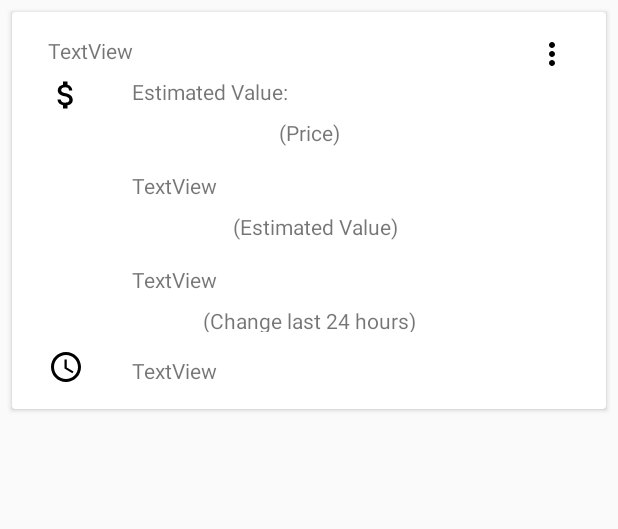
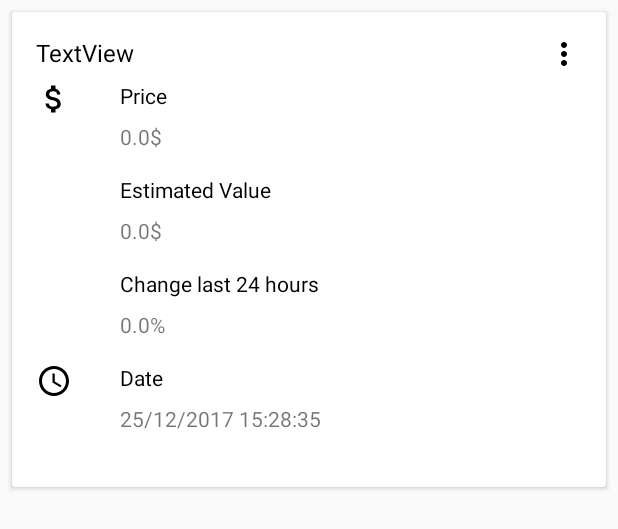
Before and after one commit to sincdor/CoinChecker, an Android app: the layout card_main_activity.xml on its own in the app's theme, with its tools: preview values and no code run, on a phone screen of 412 x 824 dp. Shown: the top 529 px of the screen. Run offline under Robolectric (Android 15) with nearby library versions, the phone set to English and light mode, and no system bars.

Commit message:
Design improvements

```diff
--- a/app/src/main/java/virtual_coin_checker/sincdor/coinchecker/MainActivity.java
+++ b/app/src/main/java/virtual_coin_checker/sincdor/coinchecker/MainActivity.java
@@ -58,6 +58,8 @@ public class MainActivity extends AppCompatActivity {
 
     Map<String, Double> coins;
 
+    Toolbar toolbar;
+    Double estimatedValue = 0.0;
 
     @Override
     protected void onCreate(Bundle savedInstanceState) {
@@ -76,7 +78,7 @@ public class MainActivity extends AppCompatActivity {
 
         dataSet = new ArrayList<>();
 
-        Toolbar toolbar = findViewById(R.id.toolbar_ALU);
+        toolbar = findViewById(R.id.toolbar_ALU);
         toolbar.setTitleTextColor(getResources().getColor(R.color.colorWhite));
         setSupportActionBar(toolbar);
 
@@ -188,6 +190,10 @@ public class MainActivity extends AppCompatActivity {
                                         Log.d(TAG, "onResponse: Coin:" + t.getId() + " price:" + t.getPrice_usd());
                                         t.setUnits_total(value);
                                         dataSet.add(t);
+
+                                        estimatedValue = estimatedValue + (t.getUnits_total() * Float.valueOf(t.getPrice_usd()));
+                                        toolbar.setTitle("Total Estimated: " + estimatedValue.intValue()+"$");
+
                                         if (adapter != null)
                                             adapter.notifyDataSetChanged();
                                     }
--- a/app/src/main/java/virtual_coin_checker/sincdor/coinchecker/adapters/MainActivityAdapter.java
+++ b/app/src/main/java/virtual_coin_checker/sincdor/coinchecker/adapters/MainActivityAdapter.java
@@ -89,17 +89,17 @@ public class MainActivityAdapter extends RecyclerView.Adapter<MainActivityAdapte
         holder.tvDate.setText(Utils.getDateTime());
         if(changeType.equals(Utils.ONE_HOUR_CHANGE)) {
             holder.tvChange24_hours.setText(dataSet.get(position).getPercent_change_1h() + "%");
-            holder.tvChangeFinal.setText("(Change in last hour)");
+            holder.tvChangeFinal.setText("Change in last hour");
         }else if(changeType.equals(Utils.TWENTY_FOUR_HOURS_CHANGE)) {
             holder.tvChange24_hours.setText(dataSet.get(position).getPercent_change_24h()+"%");
-            holder.tvChangeFinal.setText("(Change last 24 hours)");
+            holder.tvChangeFinal.setText("Change last 24 hours");
         }else if(changeType.equals(Utils.SEVEN_DAYS_CHANGE)) {
             holder.tvChange24_hours.setText(dataSet.get(position).getPercent_change_7d()+"%");
-            holder.tvChangeFinal.setText("(Change in last seven days)");
+            holder.tvChangeFinal.setText("Change in last seven days");
         }
         if(dataSet.get(position).getUnits_total() > 0){
             Double estimatedValue = dataSet.get(position).getUnits_total() * Double.valueOf(dataSet.get(position).getPrice_usd());
-            holder.estimatedValue.setText(estimatedValue.toString()+"$");
+            holder.estimatedValue.setText(estimatedValue.intValue()+"$");
         }else{
             holder.estimatedValue.setText("0.0");
         }
--- a/app/src/main/res/layout/card_main_activity.xml
+++ b/app/src/main/res/layout/card_main_activity.xml
@@ -17,14 +17,12 @@
 
             <android.support.constraint.ConstraintLayout
                 android:id="@+id/constraintLayout"
-                android:layout_width="match_parent"
+                android:layout_width="0dp"
                 android:layout_height="wrap_content"
                 android:layout_marginBottom="8dp"
-                android:layout_marginEnd="72dp"
-                android:layout_marginStart="8dp"
                 android:layout_marginTop="8dp"
                 app:layout_constraintBottom_toBottomOf="parent"
-                app:layout_constraintEnd_toEndOf="parent"
+                app:layout_constraintEnd_toStartOf="@+id/constraintLayout2"
                 app:layout_constraintStart_toStartOf="parent"
                 app:layout_constraintTop_toTopOf="parent">
 
@@ -36,6 +34,8 @@
                     android:layout_marginStart="16dp"
                     android:layout_marginTop="8dp"
                     android:text="TextView"
+                    android:textColor="@android:color/background_dark"
+                    android:textSize="16sp"
                     app:layout_constraintEnd_toEndOf="parent"
                     app:layout_constraintStart_toStartOf="parent"
                     app:layout_constraintTop_toTopOf="parent" />
@@ -45,25 +45,31 @@
                     android:layout_width="0dp"
                     android:layout_height="wrap_content"
                     android:layout_marginBottom="8dp"
-                    android:layout_marginEnd="16dp"
+                    android:layout_marginEnd="8dp"
                     android:layout_marginStart="72dp"
-                    android:layout_marginTop="16dp"
-                    android:text="TextView"
+                    android:layout_marginTop="8dp"
+                    android:paddingBottom="20dp"
+                    android:text="25/12/2017 15:28:35"
+                    android:textSize="14sp"
                     app:layout_constraintBottom_toBottomOf="parent"
                     app:layout_constraintEnd_toEndOf="parent"
                     app:layout_constraintHorizontal_bias="0.281"
                     app:layout_constraintStart_toStartOf="parent"
-                    app:layout_constraintTop_toBottomOf="@+id/id_card_main_activity_change_24_final" />
+                    app:layout_constraintTop_toBottomOf="@+id/textView"
+                    app:layout_constraintVertical_bias="0.0" />
 
                 <TextView
                     android:id="@+id/id_card_main_activity_change"
                     android:layout_width="0dp"
                     android:layout_height="wrap_content"
+                    android:layout_marginEnd="8dp"
                     android:layout_marginStart="72dp"
-                    android:layout_marginTop="16dp"
-                    android:text="TextView"
+                    android:layout_marginTop="8dp"
+                    android:text="0.0%"
+                    android:textSize="14sp"
+                    app:layout_constraintEnd_toEndOf="parent"
                     app:layout_constraintStart_toStartOf="parent"
-                    app:layout_constraintTop_toBottomOf="@+id/textView3" />
+                    app:layout_constraintTop_toBottomOf="@+id/id_card_main_activity_change_24_final" />
 
                 <TextView
                     android:id="@+id/id_card_main_activity_price"
@@ -72,10 +78,11 @@
                     android:layout_marginEnd="8dp"
                     android:layout_marginStart="72dp"
                     android:layout_marginTop="8dp"
-                    android:text="Estimated Value:"
+                    android:text="0.0$"
+                    android:textSize="14sp"
                     app:layout_constraintEnd_toEndOf="parent"
                     app:layout_constraintStart_toStartOf="parent"
-                    app:layout_constraintTop_toBottomOf="@+id/id_card_main_activity_name" />
+                    app:layout_constraintTop_toBottomOf="@+id/id_card_main_activity_price2" />
 
                 <TextView
                     android:id="@+id/id_card_main_activity_estimated_price"
@@ -83,23 +90,26 @@
                     android:layout_height="wrap_content"
                     android:layout_marginEnd="8dp"
                     android:layout_marginStart="72dp"
-                    android:layout_marginTop="16dp"
-                    android:text="TextView"
+                    android:layout_marginTop="8dp"
+                    android:text="0.0$"
+                    android:textSize="14sp"
                     app:layout_constraintEnd_toEndOf="parent"
                     app:layout_constraintStart_toStartOf="parent"
-                    app:layout_constraintTop_toBottomOf="@+id/id_card_main_activity_price2" />
+                    app:layout_constraintTop_toBottomOf="@+id/textView3" />
 
                 <TextView
                     android:id="@+id/id_card_main_activity_price2"
-                    android:layout_width="wrap_content"
+                    android:layout_width="0dp"
                     android:layout_height="wrap_content"
                     android:layout_marginEnd="8dp"
                     android:layout_marginStart="72dp"
                     android:layout_marginTop="8dp"
-                    android:text="(Price)"
+                    android:text="Price"
+                    android:textColor="@android:color/background_dark"
+                    android:textSize="14sp"
                     app:layout_constraintEnd_toEndOf="parent"
                     app:layout_constraintStart_toStartOf="parent"
-                    app:layout_constraintTop_toBottomOf="@+id/id_card_main_activity_price" />
+                    app:layout_constraintTop_toBottomOf="@+id/id_card_main_activity_name" />
 
                 <ImageView
                     android:id="@+id/imageView"
@@ -108,6 +118,7 @@
                     android:layout_marginEnd="8dp"
                     android:layout_marginStart="16dp"
                     android:layout_marginTop="8dp"
+                    android:textSize="16sp"
                     app:layout_constraintEnd_toEndOf="parent"
                     app:layout_constraintHorizontal_bias="0.0"
                     app:layout_constraintStart_toStartOf="parent"
@@ -118,45 +129,63 @@
                     android:id="@+id/imageView2"
                     android:layout_width="wrap_content"
                     android:layout_height="wrap_content"
-                    android:layout_marginBottom="8dp"
                     android:layout_marginEnd="8dp"
                     android:layout_marginStart="16dp"
-                    app:layout_constraintBottom_toBottomOf="parent"
                     app:layout_constraintEnd_toEndOf="parent"
                     app:layout_constraintHorizontal_bias="0.0"
                     app:layout_constraintStart_toStartOf="parent"
+                    app:layout_constraintTop_toTopOf="@+id/textView"
                     app:srcCompat="@drawable/ic_access_time" />
 
                 <TextView
                     android:id="@+id/id_card_main_activity_change_24_final"
-                    android:layout_width="wrap_content"
-                    android:layout_height="17dp"
+                    android:layout_width="0dp"
+                    android:layout_height="wrap_content"
                     android:layout_marginEnd="8dp"
                     android:layout_marginStart="72dp"
-                    android:layout_marginTop="8dp"
-                    android:text="(Change last 24 hours)"
-                    app:layout_constraintEnd_toEndOf="parent"
-                    app:layout_constraintStart_toStartOf="parent"
-                    app:layout_constraintTop_toBottomOf="@+id/id_card_main_activity_change" />
-
-                <TextView
-                    android:id="@+id/textView3"
-                    android:layout_width="wrap_content"
-                    android:layout_height="wrap_content"
-                    android:layout_marginStart="72dp"
-                    android:layout_marginTop="8dp"
-                    android:text="(Estimated Value)"
+                    android:layout_marginTop="16dp"
+                    android:text="Change last 24 hours"
+                    android:textColor="@android:color/background_dark"
+                    android:textSize="14sp"
                     app:layout_constraintEnd_toEndOf="parent"
                     app:layout_constraintStart_toStartOf="parent"
                     app:layout_constraintTop_toBottomOf="@+id/id_card_main_activity_estimated_price" />
 
+                <TextView
+                    android:id="@+id/textView3"
+                    android:layout_width="0dp"
+                    android:layout_height="wrap_content"
+                    android:layout_marginEnd="8dp"
+                    android:layout_marginStart="72dp"
+                    android:layout_marginTop="16dp"
+                    android:text="Estimated Value"
+                    android:textColor="@android:color/background_dark"
+                    android:textSize="14sp"
+                    app:layout_constraintEnd_toEndOf="parent"
+                    app:layout_constraintStart_toStartOf="parent"
+                    app:layout_constraintTop_toBottomOf="@+id/id_card_main_activity_price" />
+
+                <TextView
+                    android:id="@+id/textView"
+                    android:layout_width="0dp"
+                    android:layout_height="wrap_content"
+                    android:layout_marginEnd="8dp"
+                    android:layout_marginStart="72dp"
+                    android:layout_marginTop="16dp"
+                    android:text="Date"
+                    android:textColor="@android:color/background_dark"
+                    app:layout_constraintEnd_toEndOf="parent"
+                    app:layout_constraintHorizontal_bias="0.0"
+                    app:layout_constraintStart_toStartOf="parent"
+                    app:layout_constraintTop_toBottomOf="@+id/id_card_main_activity_change" />
+
             </android.support.constraint.ConstraintLayout>
 
             <android.support.constraint.ConstraintLayout
+                android:id="@+id/constraintLayout2"
                 android:layout_width="wrap_content"
                 android:layout_height="0dp"
                 android:layout_marginBottom="8dp"
-                android:layout_marginEnd="8dp"
                 android:layout_marginTop="8dp"
                 app:layout_constraintBottom_toBottomOf="parent"
                 app:layout_constraintEnd_toEndOf="parent"
@@ -168,7 +197,7 @@
                     android:layout_height="wrap_content"
                     android:layout_marginBottom="8dp"
                     android:layout_marginEnd="16dp"
-                    android:layout_marginStart="8dp"
+                    android:layout_marginStart="16dp"
                     android:layout_marginTop="8dp"
                     android:background="@color/colorWhite"
                     app:layout_constraintBottom_toBottomOf="parent"
```
